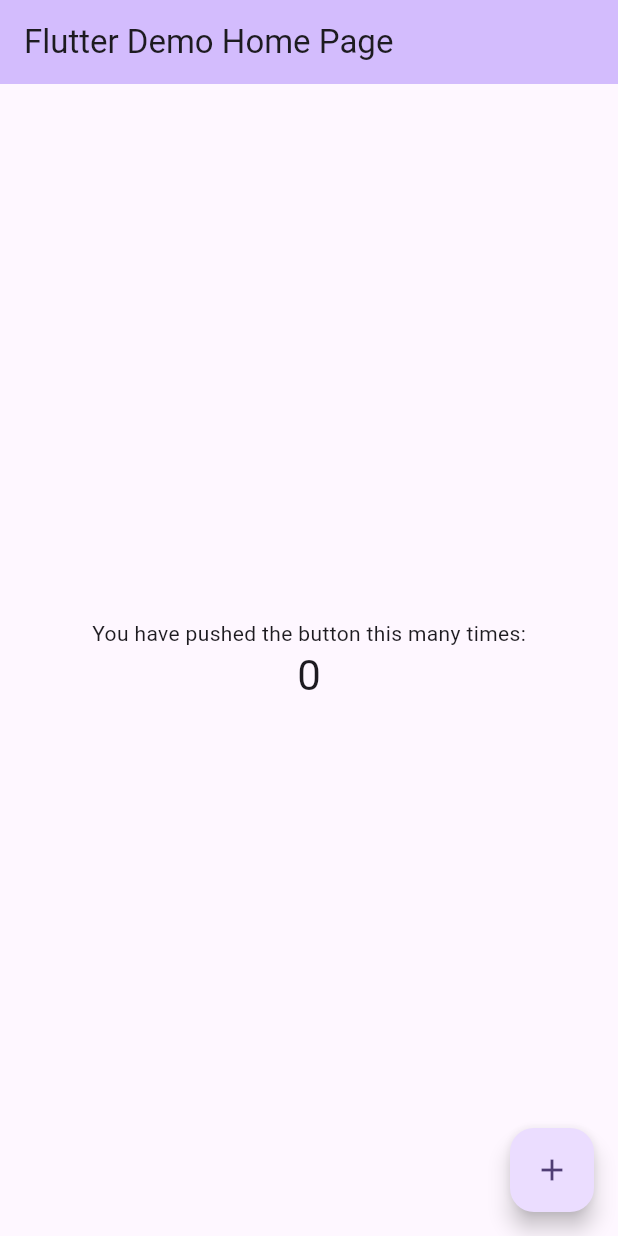
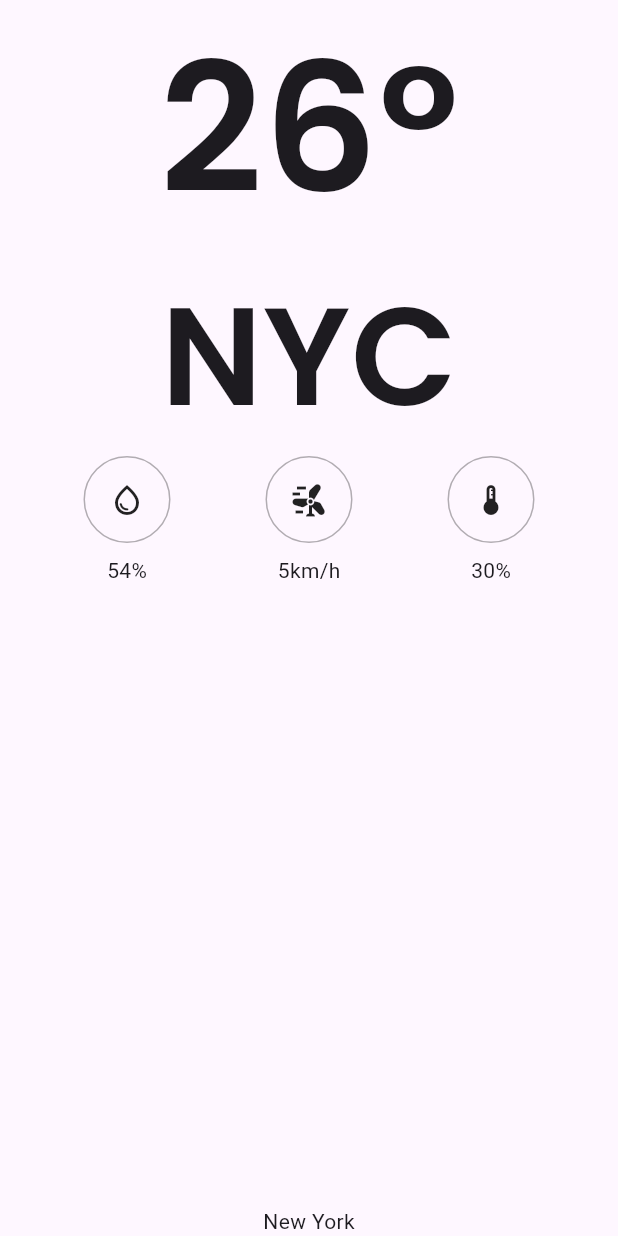
Before and after one commit to rodrigogaleano/weather_flutter, a Flutter app: the screen it shows after launch, on a phone screen of 412 x 824 dp. Run offline on Flutter 3.47's test engine with Material 3 defaults, Android fonts, the phone set to English and light mode, and no system bars; our stand-ins replace google_fonts.

Commit message:
[NEW] Draft layout

```diff
--- /dev/null
+++ b/lib/features/home/components/circle_info_icon.dart
@@ -0,0 +1,32 @@
+import 'package:flutter/material.dart';
+
+class CircleInfoIcon extends StatelessWidget {
+  final IconData icon;
+  final String label;
+
+  const CircleInfoIcon({
+    required this.icon,
+    required this.label,
+    super.key,
+  });
+
+  @override
+  Widget build(BuildContext context) {
+    return Column(
+      children: [
+        Container(
+          padding: const EdgeInsets.all(16),
+          decoration: BoxDecoration(
+            shape: BoxShape.circle,
+            border: Border.all(
+              color: Colors.black.withOpacity(0.3),
+            ),
+          ),
+          child: Icon(icon),
+        ),
+        const SizedBox(height: 8),
+        Text(label),
+      ],
+    );
+  }
+}
--- /dev/null
+++ b/lib/features/home/home_view.dart
@@ -0,0 +1,50 @@
+import 'package:flutter/material.dart';
+
+import '../../support/style/app_fonts.dart';
+import 'components/circle_info_icon.dart';
+
+class HomeView extends StatelessWidget {
+  const HomeView({super.key});
+
+  @override
+  Widget build(BuildContext context) {
+    return Scaffold(
+      body: SafeArea(
+        child: Column(
+          children: [
+            Text(
+              '26°',
+              style: AppFonts.poppinsSemiBold(120),
+            ),
+            Text(
+              'NYC',
+              style: AppFonts.poppinsSemiBold(92),
+            ),
+            const Padding(
+              padding: EdgeInsets.symmetric(horizontal: 24),
+              child: Row(
+                mainAxisAlignment: MainAxisAlignment.spaceAround,
+                children: [
+                  CircleInfoIcon(
+                    icon: Icons.water_drop_outlined,
+                    label: '54%',
+                  ),
+                  CircleInfoIcon(
+                    icon: Icons.wind_power,
+                    label: '5km/h',
+                  ),
+                  CircleInfoIcon(
+                    icon: Icons.thermostat_outlined,
+                    label: '30%',
+                  ),
+                ],
+              ),
+            ),
+            const Spacer(),
+            const Text('New York'),
+          ],
+        ),
+      ),
+    );
+  }
+}
--- a/lib/main.dart
+++ b/lib/main.dart
@@ -1,125 +1,9 @@
 import 'package:flutter/material.dart';
 
+import 'features/home/home_view.dart';
+
 void main() {
-  runApp(const MyApp());
+  runApp(const MaterialApp(
+    home: HomeView(),
+  ));
 }
-
-class MyApp extends StatelessWidget {
-  const MyApp({super.key});
-
-  // This widget is the root of your application.
-  @override
-  Widget build(BuildContext context) {
-    return MaterialApp(
-      title: 'Flutter Demo',
-      theme: ThemeData(
-        // This is the theme of your application.
-        //
-        // TRY THIS: Try running your application with "flutter run". You'll see
-        // the application has a purple toolbar. Then, without quitting the app,
-        // try changing the seedColor in the colorScheme below to Colors.green
-        // and then invoke "hot reload" (save your changes or press the "hot
-        // reload" button in a Flutter-supported IDE, or press "r" if you used
-        // the command line to start the app).
-        //
-        // Notice that the counter didn't reset back to zero; the application
-        // state is not lost during the reload. To reset the state, use hot
-        // restart instead.
-        //
-        // This works for code too, not just values: Most code changes can be
-        // tested with just a hot reload.
-        colorScheme: ColorScheme.fromSeed(seedColor: Colors.deepPurple),
-        useMaterial3: true,
-      ),
-      home: const MyHomePage(title: 'Flutter Demo Home Page'),
-    );
-  }
-}
-
-class MyHomePage extends StatefulWidget {
-  const MyHomePage({super.key, required this.title});
-
-  // This widget is the home page of your application. It is stateful, meaning
-  // that it has a State object (defined below) that contains fields that affect
-  // how it looks.
-
-  // This class is the configuration for the state. It holds the values (in this
-  // case the title) provided by the parent (in this case the App widget) and
-  // used by the build method of the State. Fields in a Widget subclass are
-  // always marked "final".
-
-  final String title;
-
-  @override
-  State<MyHomePage> createState() => _MyHomePageState();
-}
-
-class _MyHomePageState extends State<MyHomePage> {
-  int _counter = 0;
-
-  void _incrementCounter() {
-    setState(() {
-      // This call to setState tells the Flutter framework that something has
-      // changed in this State, which causes it to rerun the build method below
-      // so that the display can reflect the updated values. If we changed
-      // _counter without calling setState(), then the build method would not be
-      // called again, and so nothing would appear to happen.
-      _counter++;
-    });
-  }
-
-  @override
-  Widget build(BuildContext context) {
-    // This method is rerun every time setState is called, for instance as done
-    // by the _incrementCounter method above.
-    //
-    // The Flutter framework has been optimized to make rerunning build methods
-    // fast, so that you can just rebuild anything that needs updating rather
-    // than having to individually change instances of widgets.
-    return Scaffold(
-      appBar: AppBar(
-        // TRY THIS: Try changing the color here to a specific color (to
-        // Colors.amber, perhaps?) and trigger a hot reload to see the AppBar
-        // change color while the other colors stay the same.
-        backgroundColor: Theme.of(context).colorScheme.inversePrimary,
-        // Here we take the value from the MyHomePage object that was created by
-        // the App.build method, and use it to set our appbar title.
-        title: Text(widget.title),
-      ),
-      body: Center(
-        // Center is a layout widget. It takes a single child and positions it
-        // in the middle of the parent.
-        child: Column(
-          // Column is also a layout widget. It takes a list of children and
-          // arranges them vertically. By default, it sizes itself to fit its
-          // children horizontally, and tries to be as tall as its parent.
-          //
-          // Column has various properties to control how it sizes itself and
-          // how it positions its children. Here we use mainAxisAlignment to
-          // center the children vertically; the main axis here is the vertical
-          // axis because Columns are vertical (the cross axis would be
-          // horizontal).
-          //
-          // TRY THIS: Invoke "debug painting" (choose the "Toggle Debug Paint"
-          // action in the IDE, or press "p" in the console), to see the
-          // wireframe for each widget.
-          mainAxisAlignment: MainAxisAlignment.center,
-          children: <Widget>[
-            const Text(
-              'You have pushed the button this many times:',
-            ),
-            Text(
-              '$_counter',
-              style: Theme.of(context).textTheme.headlineMedium,
-            ),
-          ],
-        ),
-      ),
-      floatingActionButton: FloatingActionButton(
-        onPressed: _incrementCounter,
-        tooltip: 'Increment',
-        child: const Icon(Icons.add),
-      ), // This trailing comma makes auto-formatting nicer for build methods.
-    );
-  }
-}
--- /dev/null
+++ b/lib/support/style/app_fonts.dart
@@ -0,0 +1,32 @@
+import 'dart:ui';
+
+import 'package:flutter/src/painting/text_style.dart';
+import 'package:google_fonts/google_fonts.dart';
+
+class AppFonts {
+  AppFonts._();
+
+  static TextStyle poppinsRegular(double size, [Color? color]) {
+    return GoogleFonts.poppins(
+      color: color,
+      fontSize: size,
+      fontWeight: FontWeight.normal,
+    );
+  }
+
+  static TextStyle poppinsSemiBold(double size, [Color? color]) {
+    return GoogleFonts.poppins(
+      color: color,
+      fontSize: size,
+      fontWeight: FontWeight.w600,
+    );
+  }
+
+  static TextStyle poppinsBold(double size, [Color? color]) {
+    return GoogleFonts.poppins(
+      color: color,
+      fontSize: size,
+      fontWeight: FontWeight.bold,
+    );
+  }
+}
```
Also changed, not shown: analysis_options.yaml (+83 -21 lines), pubspec.yaml (+5 -67 lines), pubspec.lock, 3 other files.
